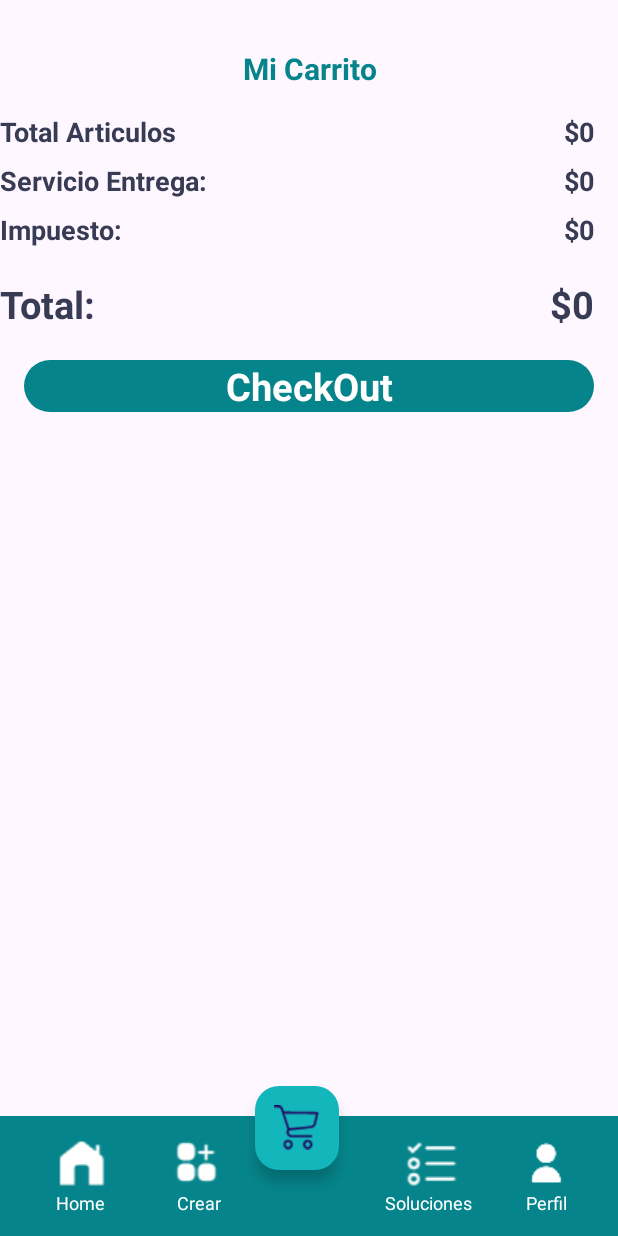
After one commit to Mlermaa/Proyecto_App_Movil, an Android app: the CartListActivity screen opened directly, with no data from a screen before it, on a phone screen of 412 x 824 dp. The commit adds this screen. Run offline under Robolectric (Android 15) with nearby library versions, the phone set to English and light mode, and no system bars.

```diff
--- a/apptechdesk2023/app/src/main/AndroidManifest.xml
+++ b/apptechdesk2023/app/src/main/AndroidManifest.xml
@@ -12,6 +12,12 @@
         android:supportsRtl="true"
         android:theme="@style/Theme.Apptechdesk2023"
         tools:targetApi="31">
+        <activity
+            android:name=".Activity.activity_login2"
+            android:exported="false" />
+        <activity
+            android:name=".Activity.CartListActivity"
+            android:exported="false" />
         <activity
             android:name=".Activity.ShowDatailMainActivity"
             android:exported="false" />
--- /dev/null
+++ b/apptechdesk2023/app/src/main/java/com/example/apptechdesk2023/Activity/CartListActivity.java
@@ -0,0 +1,28 @@
+package com.example.apptechdesk2023.Activity;
+
+import android.os.Bundle;
+import android.widget.ScrollView;
+import android.widget.TextView;
+
+import androidx.appcompat.app.AppCompatActivity;
+import androidx.recyclerview.widget.RecyclerView;
+
+import com.example.apptechdesk2023.Helper.ManagementCart;
+import com.example.apptechdesk2023.R;
+
+public class CartListActivity extends AppCompatActivity {
+    private RecyclerView.Adapter adapter;
+    private RecyclerView recyclerViewList;
+    private ManagementCart managementCart;
+    TextView totalFeeTxt, taxTxt, deliveryTxt, totalTxt, emptyTxt;
+    private double tax;
+    private ScrollView scrollView;
+
+    @Override
+    protected void onCreate(Bundle savedInstanceState) {
+        super.onCreate(savedInstanceState);
+        setContentView(R.layout.activity_cart_list);
+
+
+    }
+}
--- /dev/null
+++ b/apptechdesk2023/app/src/main/java/com/example/apptechdesk2023/Activity/activity_login2.java
@@ -0,0 +1,16 @@
+package com.example.apptechdesk2023.Activity;
+
+import android.os.Bundle;
+
+import androidx.appcompat.app.AppCompatActivity;
+
+import com.example.apptechdesk2023.R;
+
+public class activity_login2 extends AppCompatActivity {
+
+    @Override
+    protected void onCreate(Bundle savedInstanceState) {
+        super.onCreate(savedInstanceState);
+        setContentView(R.layout.activity_login2);
+    }
+}
--- /dev/null
+++ b/apptechdesk2023/app/src/main/res/layout/activity_cart_list.xml
@@ -0,0 +1,342 @@
+<?xml version="1.0" encoding="utf-8"?>
+<androidx.constraintlayout.widget.ConstraintLayout xmlns:android="http://schemas.android.com/apk/res/android"
+    xmlns:app="http://schemas.android.com/apk/res-auto"
+    xmlns:tools="http://schemas.android.com/tools"
+    android:layout_width="match_parent"
+    android:layout_height="match_parent"
+    tools:context=".Activity.CartListActivity">
+
+    <ScrollView
+        android:layout_width="match_parent"
+        android:layout_height="match_parent" >
+
+        <LinearLayout
+            android:layout_width="match_parent"
+            android:layout_height="wrap_content"
+            android:orientation="vertical">
+
+            <TextView
+                android:id="@+id/textView8"
+                android:layout_width="match_parent"
+                android:layout_height="wrap_content"
+                android:text="Mi Carrito"
+                android:layout_marginTop="32dp"
+                android:textAlignment="center"
+                android:textColor="#05858B"
+                android:textSize="20sp"
+                android:textStyle="bold"/>
+
+            <androidx.recyclerview.widget.RecyclerView
+                android:layout_width="match_parent"
+                android:layout_height="match_parent" />
+
+            <LinearLayout
+                android:layout_width="match_parent"
+                android:layout_height="match_parent"
+                android:layout_marginTop="16dp"
+                android:layout_marginEnd="16dp"
+                android:layout_marginBottom="4dp"
+                android:orientation="horizontal"
+                tools:layout_marginStart="16dp">
+
+                <TextView
+                    android:id="@+id/textView9"
+                    android:layout_width="wrap_content"
+                    android:layout_height="wrap_content"
+                    android:layout_weight="1"
+                    android:text="Total Articulos"
+                    android:textColor="#373b54"
+                    android:textSize="18sp"
+                    android:textStyle="bold" />
+
+                <TextView
+                    android:id="@+id/TaxTxt"
+                    android:layout_width="wrap_content"
+                    android:layout_height="wrap_content"
+
+                    android:text="$0"
+                    android:textColor="#373b54"
+                    android:textSize="18sp"
+                    android:textStyle="bold"
+
+                    />
+            </LinearLayout>
+
+            <LinearLayout
+                android:layout_width="match_parent"
+                android:layout_height="match_parent"
+                android:layout_marginTop="4dp"
+                android:layout_marginEnd="16dp"
+                android:layout_marginBottom="4dp"
+                android:orientation="horizontal"
+                tools:layout_marginStart="16dp">
+
+                <TextView
+                    android:id="@+id/textView9"
+                    android:layout_width="wrap_content"
+                    android:layout_height="wrap_content"
+                    android:layout_weight="1"
+                    android:text="Servicio Entrega:"
+                    android:textColor="#373b54"
+                    android:textSize="18sp"
+                    android:textStyle="bold" />
+
+                <TextView
+                    android:id="@+id/taxTxt"
+                    android:layout_width="wrap_content"
+                    android:layout_height="wrap_content"
+
+                    android:text="$0"
+                    android:textColor="#373b54"
+                    android:textSize="18sp"
+                    android:textStyle="bold"
+
+                    />
+            </LinearLayout>
+
+            <LinearLayout
+                android:layout_width="match_parent"
+                android:layout_height="match_parent"
+                android:layout_marginTop="4dp"
+                android:layout_marginEnd="16dp"
+                android:layout_marginBottom="4dp"
+                android:orientation="horizontal"
+                tools:layout_marginStart="16dp">
+
+                <TextView
+                    android:id="@+id/textView9"
+                    android:layout_width="wrap_content"
+                    android:layout_height="wrap_content"
+                    android:layout_weight="1"
+                    android:text="Impuesto:"
+                    android:textColor="#373b54"
+                    android:textSize="18sp"
+                    android:textStyle="bold" />
+
+                <TextView
+                    android:id="@+id/totalTxt"
+                    android:layout_width="wrap_content"
+                    android:layout_height="wrap_content"
+
+                    android:text="$0"
+                    android:textColor="#373b54"
+                    android:textSize="18sp"
+                    android:textStyle="bold"
+
+                    />
+            </LinearLayout>
+
+            <LinearLayout
+                android:layout_width="match_parent"
+                android:layout_height="match_parent"
+                android:layout_marginTop="16dp"
+                android:layout_marginEnd="16dp"
+                android:layout_marginBottom="4dp"
+                android:orientation="horizontal"
+                tools:layout_marginStart="16dp">
+
+                <TextView
+                    android:id="@+id/textView9"
+                    android:layout_width="wrap_content"
+                    android:layout_height="wrap_content"
+                    android:layout_weight="1"
+                    android:text="Total:"
+                    android:textColor="#373b54"
+                    android:textSize="25dp"
+                    android:textStyle="bold" />
+
+                <TextView
+                    android:id="@+id/totalTxt"
+                    android:layout_width="wrap_content"
+                    android:layout_height="wrap_content"
+
+                    android:text="$0"
+                    android:textColor="#373b54"
+                    android:textSize="25dp"
+                    android:textStyle="bold"
+
+                    />
+            </LinearLayout>
+
+            <TextView
+                android:id="@+id/textView12"
+                android:layout_width="match_parent"
+                android:layout_height="wrap_content"
+                android:text="CheckOut"
+                android:background="@drawable/boton_inicio"
+                android:layout_margin="16dp"
+                android:gravity="center"
+                android:textColor="#ffffff"
+                android:textSize="25dp"
+                android:textStyle="bold"
+                />
+        </LinearLayout>
+    </ScrollView>
+
+    <androidx.coordinatorlayout.widget.CoordinatorLayout
+        android:layout_width="match_parent"
+        android:layout_height="100dp"
+        app:layout_constraintBottom_toBottomOf="parent"
+        app:layout_constraintEnd_toEndOf="parent"
+        app:layout_constraintStart_toStartOf="parent">
+
+        <com.google.android.material.bottomappbar.BottomAppBar
+            android:id="@+id/app_bar"
+            android:layout_width="match_parent"
+            android:layout_height="wrap_content"
+            android:layout_gravity="bottom"
+            app:backgroundTint="#05858B"
+            app:fabCradleMargin="8dp"
+            app:fabCradleRoundedCornerRadius="50dp"
+            app:fabCradleVerticalOffset="6dp">
+
+            <LinearLayout
+                android:layout_width="match_parent"
+                android:layout_height="match_parent">
+
+                <LinearLayout
+                    android:id="@+id/homeBtn"
+                    android:layout_width="0dp"
+                    android:layout_height="match_parent"
+                    android:layout_weight="0.2"
+                    android:orientation="vertical">
+
+                    <ImageView
+                        android:id="@+id/imageView"
+                        android:layout_width="match_parent"
+                        android:layout_height="wrap_content"
+                        android:layout_weight="1"
+
+                        app:srcCompat="@drawable/home"
+                        tools:srcCompat="@drawable/home" />
+
+                    <TextView
+                        android:id="@+id/textView5"
+                        android:layout_width="match_parent"
+                        android:layout_height="wrap_content"
+                        android:text="Home
+"
+                        android:textAlignment="center"
+                        android:textColor="#ffffff"
+                        android:textSize="12sp"
+
+
+                        />
+                </LinearLayout>
+
+                <LinearLayout
+                    android:id="@+id/crearBtn"
+                    android:layout_width="0dp"
+                    android:layout_height="match_parent"
+                    android:layout_weight="0.2"
+                    android:orientation="vertical">
+
+                    <ImageView
+                        android:id="@+id/imageView"
+                        android:layout_width="match_parent"
+                        android:layout_height="wrap_content"
+                        android:layout_weight="1"
+
+                        app:srcCompat="@drawable/apps"
+                        tools:srcCompat="@drawable/apps" />
+
+                    <TextView
+                        android:id="@+id/textView5"
+                        android:layout_width="match_parent"
+                        android:layout_height="wrap_content"
+                        android:text="Crear"
+                        android:textAlignment="center"
+                        android:textColor="#ffffff"
+                        android:textSize="12sp"
+
+
+                        />
+                </LinearLayout>
+
+                <LinearLayout
+                    android:id="@+id/homeBtn"
+                    android:layout_width="0dp"
+                    android:layout_height="match_parent"
+                    android:layout_weight="0.2"
+                    android:orientation="vertical" />
+
+                <LinearLayout
+                    android:id="@+id/solucionBtn"
+                    android:layout_width="0dp"
+                    android:layout_height="match_parent"
+                    android:layout_weight="0.2"
+                    android:orientation="vertical">
+
+                    <ImageView
+                        android:id="@+id/imageView"
+                        android:layout_width="match_parent"
+                        android:layout_height="wrap_content"
+                        android:layout_weight="1"
+
+                        app:srcCompat="@drawable/tareas"
+                        tools:srcCompat="@drawable/tareas" />
+
+                    <TextView
+                        android:id="@+id/textView5"
+                        android:layout_width="match_parent"
+                        android:layout_height="wrap_content"
+                        android:text="Soluciones
+"
+                        android:textAlignment="center"
+                        android:textColor="#ffffff"
+                        android:textSize="12sp"
+
+
+                        />
+                </LinearLayout>
+
+                <LinearLayout
+                    android:id="@+id/perfilBtn"
+                    android:layout_width="0dp"
+                    android:layout_height="match_parent"
+                    android:layout_weight="0.2"
+                    android:orientation="vertical">
+
+                    <ImageView
+                        android:id="@+id/imageView"
+                        android:layout_width="match_parent"
+                        android:layout_height="wrap_content"
+                        android:layout_weight="1"
+
+                        app:srcCompat="@drawable/usuario_2"
+                        tools:srcCompat="@drawable/usuario_2" />
+
+                    <TextView
+                        android:id="@+id/textView5"
+                        android:layout_width="match_parent"
+                        android:layout_height="wrap_content"
+                        android:text="Perfil"
+                        android:textAlignment="center"
+                        android:textColor="#ffffff"
+                        android:textSize="12sp"
+
+
+                        />
+                </LinearLayout>
+            </LinearLayout>
+
+        </com.google.android.material.bottomappbar.BottomAppBar>
+
+        <com.google.android.material.floatingactionbutton.FloatingActionButton
+            android:layout_width="wrap_content"
+            android:layout_height="match_parent"
+            android:layout_marginLeft="170dp"
+            android:backgroundTint="#13B6BA"
+            android:elevation="3dp"
+            android:tint="#ffffff"
+            app:backgroundTint="#13B6BA"
+            app:maxImageSize="30dp"
+            app:srcCompat="@drawable/carrito_2"
+            tools:srcCompat="@drawable/carrito_2"
+
+            >
+
+
+        </com.google.android.material.floatingactionbutton.FloatingActionButton>
+    </androidx.coordinatorlayout.widget.CoordinatorLayout>
+</androidx.constraintlayout.widget.ConstraintLayout>
--- /dev/null
+++ b/apptechdesk2023/app/src/main/res/layout/activity_login2.xml
@@ -0,0 +1,136 @@
+<?xml version="1.0" encoding="utf-8"?>
+<LinearLayout xmlns:android="http://schemas.android.com/apk/res/android"
+    xmlns:app="http://schemas.android.com/apk/res-auto"
+    xmlns:tools="http://schemas.android.com/tools"
+    android:layout_width="match_parent"
+    android:layout_height="match_parent"
+    tools:context=".Activity.activity_login2"
+    android:orientation="vertical"
+    android:background="#E7E7E7"
+
+    >
+
+
+    <ImageView
+        android:id="@+id/imagEncabezado"
+        android:layout_width="wrap_content"
+        android:layout_height="280dp"
+        android:scaleType="fitStart"
+        app:srcCompat="@drawable/encabezado_1"
+        />
+
+    <GridLayout
+        android:layout_width="match_parent"
+        android:layout_height="wrap_content"
+        android:orientation="vertical"
+        android:layout_margin="30dp"
+        >
+
+        <TextView
+            android:id="@+id/textTitulo"
+            android:layout_width="wrap_content"
+            android:layout_height="wrap_content"
+            android:layout_gravity="left"
+            android:text="INICIO DE SESION"
+            android:textColor="#414141"
+            android:textSize="25dp"
+            android:textStyle="bold"
+            app:layout_constraintLeft_toLeftOf="parent"
+            app:layout_constraintRight_toRightOf="parent"
+            app:layout_constraintTop_toTopOf="parent"
+            />
+
+        <TextView
+            android:id="@+id/textSubtitulo"
+            android:layout_width="wrap_content"
+            android:layout_height="wrap_content"
+            android:text="Inicia sesion en Techdesk"
+            android:textColor="#414141"
+            android:textSize="16dp"
+            android:textStyle=""
+            app:layout_constraintLeft_toLeftOf="parent"
+            app:layout_constraintRight_toRightOf="parent"
+            app:layout_constraintTop_toTopOf="parent"
+            android:layout_gravity="left"
+            />
+
+
+
+
+
+
+        <TextView
+            android:id="@+id/textEmail"
+            android:layout_width="wrap_content"
+            android:layout_height="wrap_content"
+            android:layout_gravity="left"
+            android:text="Email"
+            android:textColor="#414141"
+            android:textSize="17dp"
+            android:textStyle="bold"
+            app:layout_constraintLeft_toLeftOf="parent"
+            app:layout_constraintRight_toRightOf="parent"
+            android:layout_marginTop="30dp"
+            />
+
+        <EditText
+            android:id="@+id/textEditEmail"
+            android:layout_width="match_parent"
+            android:layout_height="wrap_content"
+            android:layout_gravity="left"
+            android:text="example@tuemail.com"
+            android:textColor="#828282"
+            android:textSize="14dp"
+            android:textStyle=""
+            app:layout_constraintLeft_toLeftOf="parent"
+            app:layout_constraintRight_toRightOf="parent"
+            app:layout_constraintTop_toTopOf="@id/textEmail"
+            />
+
+
+
+
+        <TextView
+            android:id="@+id/textContraseña"
+            android:layout_width="wrap_content"
+            android:layout_height="wrap_content"
+            android:layout_gravity="left"
+            android:text="Contraseña"
+            android:textColor="#414141"
+            android:textSize="17dp"
+            android:textStyle="bold"
+            app:layout_constraintLeft_toLeftOf="parent"
+            app:layout_constraintRight_toRightOf="parent"
+            app:layout_constraintTop_toTopOf="parent"
+            android:layout_marginTop="30dp"
+            />
+
+        <EditText
+            android:id="@+id/textEditContraseña"
+            android:layout_width="match_parent"
+            android:layout_height="wrap_content"
+            android:layout_gravity="left"
+            android:text="Introduce tu constraseña"
+            android:textColor="#828282"
+            android:textSize="14dp"
+            android:textStyle=""
+            app:layout_constraintLeft_toLeftOf="parent"
+            app:layout_constraintRight_toRightOf="parent"
+            app:layout_constraintTop_toTopOf="@id/textEmail"
+
+            />
+
+
+        <Button
+            android:id="@+id/btnIngresar"
+            android:layout_width="match_parent"
+            android:layout_height="wrap_content"
+            android:layout_marginTop="40dp"
+            android:text="INGRESAR"
+            android:textColorHighlight="#05858B"
+            android:backgroundTint="#05858B"
+            app:layout_constraintBottom_toBottomOf="parent"
+            app:layout_constraintLeft_toLeftOf="parent"
+            app:layout_constraintRight_toRightOf="parent" />
+    </GridLayout>
+</LinearLayout>
--- a/apptechdesk2023/app/src/main/res/layout/activity_main.xml
+++ b/apptechdesk2023/app/src/main/res/layout/activity_main.xml
@@ -4,7 +4,9 @@
     xmlns:tools="http://schemas.android.com/tools"
     android:layout_width="match_parent"
     android:layout_height="match_parent"
-    tools:context=".Activity.MainActivity">
+    tools:context=".Activity.MainActivity"
+    android:focusable="true"
+    android:focusableInTouchMode="true">
 
     <ScrollView
         android:id="@+id/scrollview"
```
Also changed, not shown: apptechdesk2023/app/src/main/res/drawable/encabezado_1.png (added), apptechdesk2023/app/src/main/res/drawable/mas.png (added), apptechdesk2023/app/src/main/res/drawable/menos.png (added).
